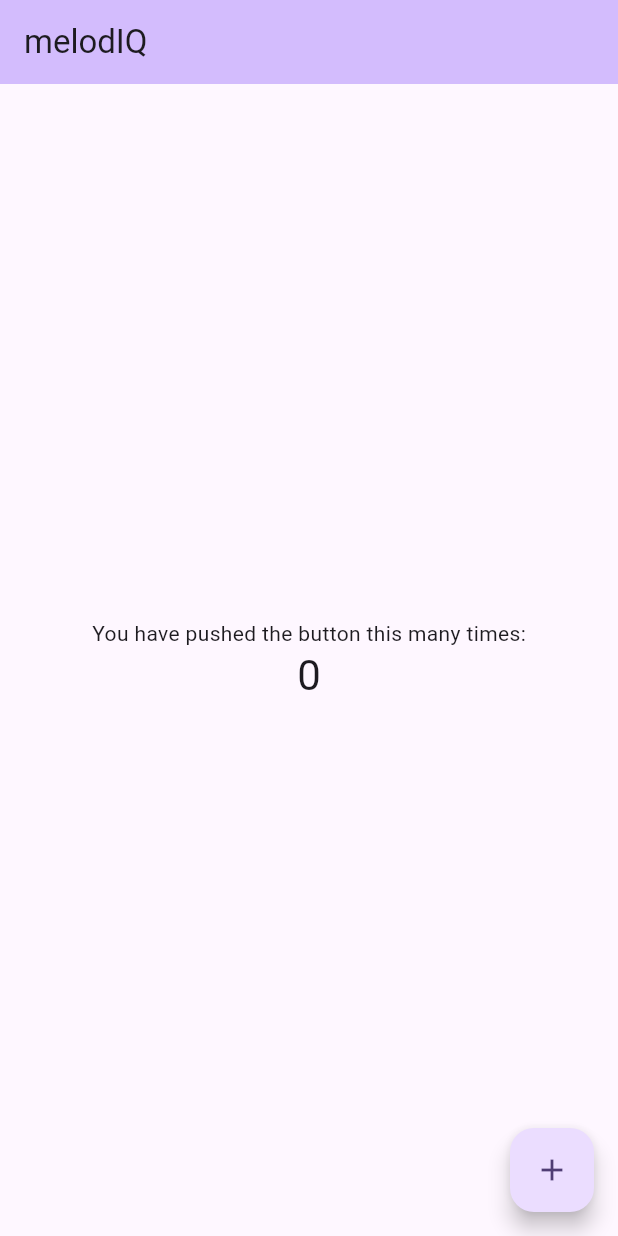
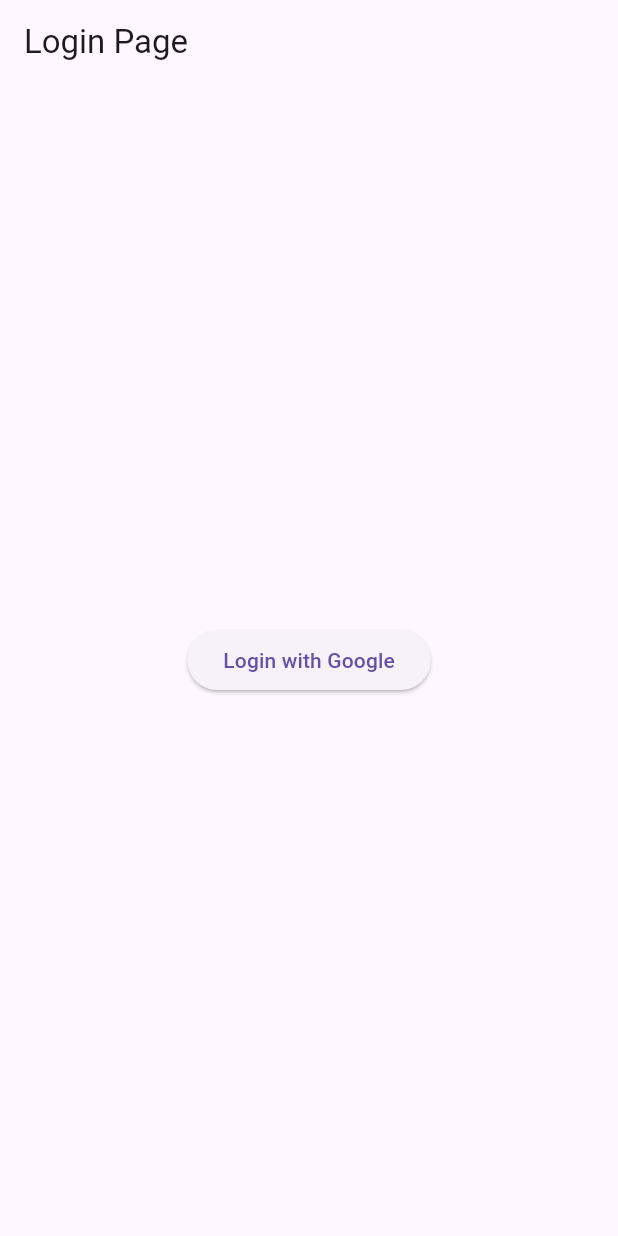
Before and after one commit to kris-krsh02/melodiq, a Flutter app: the screen it shows after launch, on a phone screen of 412 x 824 dp. Run offline on Flutter 3.47's test engine with Material 3 defaults, Android fonts, the phone set to English and light mode, and no system bars.

Commit message:
set up pages

```diff
--- a/frontend/lib/main.dart
+++ b/frontend/lib/main.dart
@@ -1,125 +1,30 @@
 import 'package:flutter/material.dart';
+import 'pages/home_page.dart';
+import 'pages/login_page.dart';
+import 'pages/music_player_page.dart';
+import 'pages/music_library_page.dart';
 
 void main() {
-  runApp(const MyApp());
+  runApp(const Melodiq());
 }
 
-class MyApp extends StatelessWidget {
-  const MyApp({super.key});
+class Melodiq extends StatelessWidget {
+  const Melodiq({Key? key}) : super(key: key);
 
-  // This widget is the root of your application.
   @override
   Widget build(BuildContext context) {
     return MaterialApp(
       title: 'melodIQ',
       theme: ThemeData(
-        // This is the theme of your application.
-        //
-        // TRY THIS: Try running your application with "flutter run". You'll see
-        // the application has a purple toolbar. Then, without quitting the app,
-        // try changing the seedColor in the colorScheme below to Colors.green
-        // and then invoke "hot reload" (save your changes or press the "hot
-        // reload" button in a Flutter-supported IDE, or press "r" if you used
-        // the command line to start the app).
-        //
-        // Notice that the counter didn't reset back to zero; the application
-        // state is not lost during the reload. To reset the state, use hot
-        // restart instead.
-        //
-        // This works for code too, not just values: Most code changes can be
-        // tested with just a hot reload.
-        colorScheme: ColorScheme.fromSeed(seedColor: Colors.deepPurple),
-        useMaterial3: true,
+        primarySwatch: Colors.blue,
       ),
-      home: const MyHomePage(title: 'melodIQ'),
+      initialRoute: '/login',
+      routes: {
+        '/': (context) => const HomePage(),
+        '/login': (context) => const LoginPage(),
+        '/music_player': (context) => const MusicPlayerPage(),
+        '/library': (context) => MusicLibraryPage(),
+      },
     );
   }
 }
-
-class MyHomePage extends StatefulWidget {
-  const MyHomePage({super.key, required this.title});
-
-  // This widget is the home page of your application. It is stateful, meaning
-  // that it has a State object (defined below) that contains fields that affect
-  // how it looks.
-
-  // This class is the configuration for the state. It holds the values (in this
-  // case the title) provided by the parent (in this case the App widget) and
-  // used by the build method of the State. Fields in a Widget subclass are
-  // always marked "final".
-
-  final String title;
-
-  @override
-  State<MyHomePage> createState() => _MyHomePageState();
-}
-
-class _MyHomePageState extends State<MyHomePage> {
-  int _counter = 0;
-
-  void _incrementCounter() {
-    setState(() {
-      // This call to setState tells the Flutter framework that something has
-      // changed in this State, which causes it to rerun the build method below
-      // so that the display can reflect the updated values. If we changed
-      // _counter without calling setState(), then the build method would not be
-      // called again, and so nothing would appear to happen.
-      _counter++;
-    });
-  }
-
-  @override
-  Widget build(BuildContext context) {
-    // This method is rerun every time setState is called, for instance as done
-    // by the _incrementCounter method above.
-    //
-    // The Flutter framework has been optimized to make rerunning build methods
-    // fast, so that you can just rebuild anything that needs updating rather
-    // than having to individually change instances of widgets.
-    return Scaffold(
-      appBar: AppBar(
-        // TRY THIS: Try changing the color here to a specific color (to
-        // Colors.amber, perhaps?) and trigger a hot reload to see the AppBar
-        // change color while the other colors stay the same.
-        backgroundColor: Theme.of(context).colorScheme.inversePrimary,
-        // Here we take the value from the MyHomePage object that was created by
-        // the App.build method, and use it to set our appbar title.
-        title: Text(widget.title),
-      ),
-      body: Center(
-        // Center is a layout widget. It takes a single child and positions it
-        // in the middle of the parent.
-        child: Column(
-          // Column is also a layout widget. It takes a list of children and
-          // arranges them vertically. By default, it sizes itself to fit its
-          // children horizontally, and tries to be as tall as its parent.
-          //
-          // Column has various properties to control how it sizes itself and
-          // how it positions its children. Here we use mainAxisAlignment to
-          // center the children vertically; the main axis here is the vertical
-          // axis because Columns are vertical (the cross axis would be
-          // horizontal).
-          //
-          // TRY THIS: Invoke "debug painting" (choose the "Toggle Debug Paint"
-          // action in the IDE, or press "p" in the console), to see the
-          // wireframe for each widget.
-          mainAxisAlignment: MainAxisAlignment.center,
-          children: <Widget>[
-            const Text(
-              'You have pushed the button this many times:',
-            ),
-            Text(
-              '$_counter',
-              style: Theme.of(context).textTheme.headlineMedium,
-            ),
-          ],
-        ),
-      ),
-      floatingActionButton: FloatingActionButton(
-        onPressed: _incrementCounter,
-        tooltip: 'Increment',
-        child: const Icon(Icons.add),
-      ), // This trailing comma makes auto-formatting nicer for build methods.
-    );
-  }
-}
--- a/frontend/lib/pages/login_page.dart
+++ b/frontend/lib/pages/login_page.dart
@@ -0,0 +1,26 @@
+import 'package:flutter/material.dart';
+
+class LoginPage extends StatelessWidget {
+  const LoginPage({super.key});
+
+  @override
+  Widget build(BuildContext context) {
+    return Scaffold(
+      appBar: AppBar(
+        title: const Text('Login Page'),
+        automaticallyImplyLeading:
+            false, // This will remove the back button if any.
+      ),
+      body: Center(
+        child: ElevatedButton(
+          onPressed: () {
+            // Navigate to the home page and clear the entire navigation stack
+            Navigator.of(context)
+                .pushNamedAndRemoveUntil('/', (Route<dynamic> route) => false);
+          },
+          child: const Text('Login with Google'),
+        ),
+      ),
+    );
+  }
+}
```
Also changed, not shown: frontend/lib/pages/home_page.dart (+35 -0 lines), frontend/lib/pages/music_library_page.dart (added, +15 -0 lines), frontend/lib/pages/music_player_page.dart (+17 -0 lines), frontend/lib/pages/library_page.dart (deleted).
